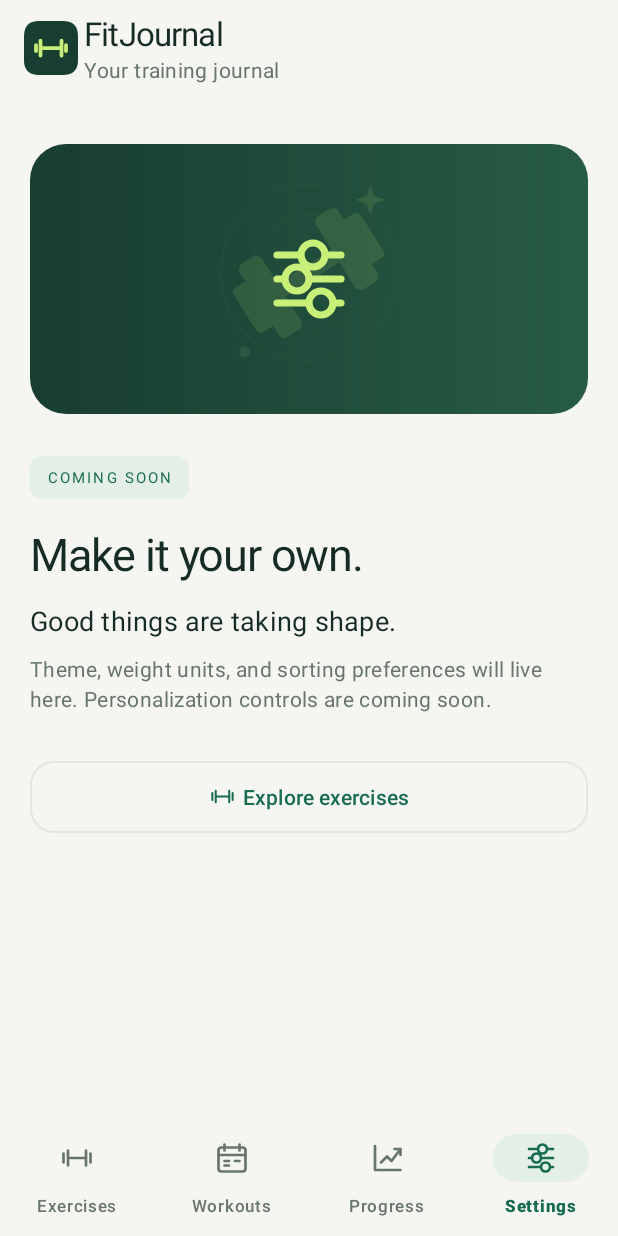
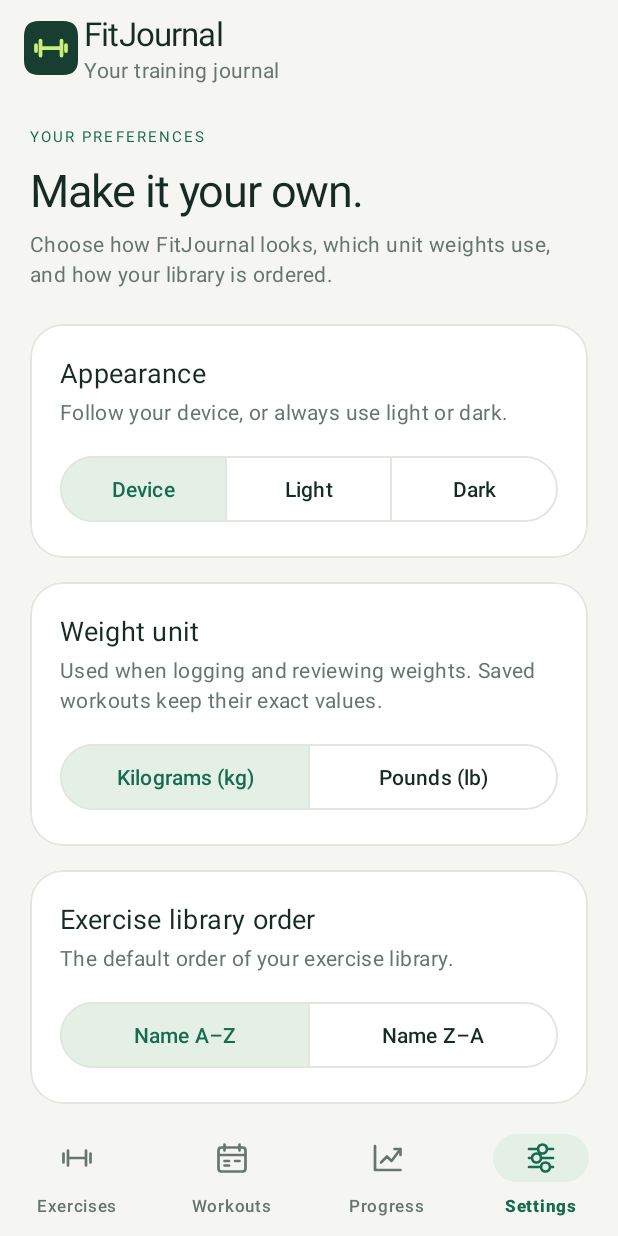
Before and after one commit to jefsaber/FitJournal, an Android app: the SettingsFragment screen opened through its navigation route, on a phone screen of 412 x 824 dp. Run offline under Robolectric (Android 15) with nearby library versions, the phone set to English and light mode, and no system bars; our stand-ins replace Room's generated code, navigation-ui, paging; 1 statement that could not run was skipped.

Commit message:
feat(settings): replace placeholder with theme, unit and sort controls

```diff
--- a/app/src/main/java/com/fitjournal/app/core/ui/PlaceholderFragment.kt
+++ /dev/null
@@ -1,41 +0,0 @@
-package com.fitjournal.app.core.ui
-
-import android.os.Bundle
-import android.view.LayoutInflater
-import android.view.View
-import android.view.ViewGroup
-import androidx.fragment.app.Fragment
-import androidx.navigation.fragment.findNavController
-import com.fitjournal.app.R
-import com.fitjournal.app.databinding.FragmentPlaceholderBinding
-
-/** Shared presentation for features still being implemented by their module owners. */
-abstract class PlaceholderFragment : Fragment() {
-    abstract val title: String
-    abstract val details: String
-    open val iconRes: Int = R.drawable.ic_dumbbell
-    private var _binding: FragmentPlaceholderBinding? = null
-
-    override fun onCreateView(inflater: LayoutInflater, parent: ViewGroup?, saved: Bundle?): View {
-        _binding = FragmentPlaceholderBinding.inflate(inflater, parent, false)
-        return requireNotNull(_binding).root
-    }
-
-    override fun onViewCreated(view: View, savedInstanceState: Bundle?) {
-        val binding = requireNotNull(_binding)
-        binding.placeholderTitle.text = title
-        binding.placeholderDescription.text = details
-        binding.placeholderIcon.setImageResource(iconRes)
-        binding.placeholderAction.setOnClickListener {
-            val navigation = findNavController()
-            if (!navigation.popBackStack(R.id.exercisesFragment, false)) {
-                navigation.navigate(R.id.exercisesFragment)
-            }
-        }
-    }
-
-    override fun onDestroyView() {
-        _binding = null
-        super.onDestroyView()
-    }
-}
--- a/app/src/main/java/com/fitjournal/app/features/settings/SettingsFragment.kt
+++ b/app/src/main/java/com/fitjournal/app/features/settings/SettingsFragment.kt
@@ -1,11 +1,89 @@
 package com.fitjournal.app.features.settings
 
+import android.os.Bundle
+import android.view.LayoutInflater
+import android.view.View
+import android.view.ViewGroup
+import androidx.core.view.isVisible
+import androidx.fragment.app.Fragment
+import androidx.fragment.app.viewModels
+import androidx.lifecycle.Lifecycle
+import androidx.lifecycle.lifecycleScope
+import androidx.lifecycle.repeatOnLifecycle
+import com.fitjournal.app.FitJournalApplication
 import com.fitjournal.app.R
-import com.fitjournal.app.core.ui.PlaceholderFragment
+import com.fitjournal.app.core.preferences.PreferenceValues
+import com.fitjournal.app.databinding.FragmentSettingsBinding
+import com.google.android.material.button.MaterialButtonToggleGroup
+import kotlinx.coroutines.launch
 
-/** Feature implementation remains with its assigned module owner. */
-class SettingsFragment : PlaceholderFragment() {
-    override val title get() = getString(R.string.settings_screen_title)
-    override val details get() = getString(R.string.settings_screen_description)
-    override val iconRes = R.drawable.ic_settings
+class SettingsFragment : Fragment() {
+    private var _binding: FragmentSettingsBinding? = null
+    private val binding get() = requireNotNull(_binding)
+    private val model by viewModels<SettingsViewModel> {
+        SettingsViewModel.Factory((requireActivity().application as FitJournalApplication).container.settings)
+    }
+
+    private val themeButtons = mapOf(
+        R.id.theme_system to ThemeChoice.SYSTEM,
+        R.id.theme_light to ThemeChoice.LIGHT,
+        R.id.theme_dark to ThemeChoice.DARK
+    )
+    private val unitButtons = mapOf(
+        R.id.unit_kg to PreferenceValues.WEIGHT_KG,
+        R.id.unit_lb to PreferenceValues.WEIGHT_LB
+    )
+    private val sortButtons = mapOf(
+        R.id.sort_name_asc to PreferenceValues.SORT_NAME_ASC,
+        R.id.sort_name_desc to PreferenceValues.SORT_NAME_DESC
+    )
+
+    /** Set while the UI mirrors saved state, so programmatic checks are not written back. */
+    private var rendering = false
+
+    override fun onCreateView(inflater: LayoutInflater, parent: ViewGroup?, saved: Bundle?): View {
+        _binding = FragmentSettingsBinding.inflate(inflater, parent, false)
+        return binding.root
+    }
+
+    override fun onViewCreated(view: View, savedInstanceState: Bundle?) {
+        binding.themeToggle.onSelected(themeButtons, model::selectTheme)
+        binding.unitToggle.onSelected(unitButtons, model::selectWeightUnit)
+        binding.sortToggle.onSelected(sortButtons, model::selectExerciseSort)
+        binding.settingsError.setOnClickListener { model.dismissError() }
+
+        viewLifecycleOwner.lifecycleScope.launch {
+            viewLifecycleOwner.repeatOnLifecycle(Lifecycle.State.STARTED) {
+                model.state.collect(::render)
+            }
+        }
+    }
+
+    private fun render(state: SettingsUiState) {
+        binding.settingsProgress.isVisible = state.loading
+        binding.settingsContent.isVisible = !state.loading
+        binding.settingsError.isVisible = state.saveFailed
+        if (state.loading) return
+        rendering = true
+        binding.themeToggle.checkValue(themeButtons, state.theme)
+        binding.unitToggle.checkValue(unitButtons, state.weightUnit)
+        binding.sortToggle.checkValue(sortButtons, state.exerciseSort)
+        rendering = false
+    }
+
+    private fun <T> MaterialButtonToggleGroup.onSelected(buttons: Map<Int, T>, select: (T) -> Unit) {
+        addOnButtonCheckedListener { _, buttonId, isChecked ->
+            if (isChecked && !rendering) buttons[buttonId]?.let(select)
+        }
+    }
+
+    private fun <T> MaterialButtonToggleGroup.checkValue(buttons: Map<Int, T>, value: T) {
+        val id = buttons.entries.firstOrNull { it.value == value }?.key ?: return
+        if (checkedButtonId != id) check(id)
+    }
+
+    override fun onDestroyView() {
+        _binding = null
+        super.onDestroyView()
+    }
 }
--- /dev/null
+++ b/app/src/main/java/com/fitjournal/app/features/settings/SettingsViewModel.kt
@@ -0,0 +1,80 @@
+package com.fitjournal.app.features.settings
+
+import androidx.lifecycle.ViewModel
+import androidx.lifecycle.ViewModelProvider
+import androidx.lifecycle.viewModelScope
+import com.fitjournal.app.core.preferences.AppSettings
+import com.fitjournal.app.core.preferences.SettingsRepository
+import kotlinx.coroutines.CancellationException
+import kotlinx.coroutines.flow.MutableStateFlow
+import kotlinx.coroutines.flow.SharingStarted
+import kotlinx.coroutines.flow.StateFlow
+import kotlinx.coroutines.flow.combine
+import kotlinx.coroutines.flow.stateIn
+import kotlinx.coroutines.launch
+
+/** Light/dark choice offered in the UI; [SYSTEM] clears the stored Boolean. */
+enum class ThemeChoice(val darkMode: Boolean?) {
+    SYSTEM(null), LIGHT(false), DARK(true);
+
+    companion object {
+        fun from(darkMode: Boolean?): ThemeChoice = entries.first { it.darkMode == darkMode }
+    }
+}
+
+data class SettingsUiState(
+    val loading: Boolean = true,
+    val theme: ThemeChoice = ThemeChoice.SYSTEM,
+    val weightUnit: String = AppSettings().weightUnit,
+    val exerciseSort: String = AppSettings().exerciseSort,
+    val saveFailed: Boolean = false
+)
+
+class SettingsViewModel(private val repository: SettingsRepository) : ViewModel() {
+    private val saveFailed = MutableStateFlow(false)
+
+    val state: StateFlow<SettingsUiState> = combine(repository.settings, saveFailed) { settings, failed ->
+        SettingsUiState(
+            loading = false,
+            theme = ThemeChoice.from(settings.darkMode),
+            weightUnit = settings.weightUnit,
+            exerciseSort = settings.exerciseSort,
+            saveFailed = failed
+        )
+    }.stateIn(viewModelScope, SharingStarted.WhileSubscribed(5_000), SettingsUiState())
+
+    fun selectTheme(choice: ThemeChoice) {
+        if (!state.value.loading && state.value.theme == choice) return
+        save { repository.setDarkMode(choice.darkMode) }
+    }
+
+    fun selectWeightUnit(unit: String) {
+        if (!state.value.loading && state.value.weightUnit == unit) return
+        save { repository.setWeightUnit(unit) }
+    }
+
+    fun selectExerciseSort(sort: String) {
+        if (!state.value.loading && state.value.exerciseSort == sort) return
+        save { repository.setExerciseSort(sort) }
+    }
+
+    fun dismissError() { saveFailed.value = false }
+
+    private fun save(write: suspend () -> Unit) {
+        saveFailed.value = false
+        viewModelScope.launch {
+            try {
+                write()
+            } catch (error: CancellationException) {
+                throw error
+            } catch (error: Exception) {
+                saveFailed.value = true
+            }
+        }
+    }
+
+    class Factory(private val repository: SettingsRepository) : ViewModelProvider.Factory {
+        @Suppress("UNCHECKED_CAST")
+        override fun <T : ViewModel> create(modelClass: Class<T>): T = SettingsViewModel(repository) as T
+    }
+}
--- a/app/src/main/res/layout/fragment_placeholder.xml
+++ /dev/null
@@ -1,37 +0,0 @@
-<?xml version="1.0" encoding="utf-8"?>
-<androidx.core.widget.NestedScrollView xmlns:android="http://schemas.android.com/apk/res/android"
-    xmlns:app="http://schemas.android.com/apk/res-auto"
-    android:layout_width="match_parent" android:layout_height="match_parent"
-    android:background="@color/canvas" android:fillViewport="true">
-    <LinearLayout android:layout_width="match_parent" android:layout_height="wrap_content"
-        android:orientation="vertical" android:padding="20dp">
-        <FrameLayout android:layout_width="match_parent" android:layout_height="180dp"
-            android:layout_marginTop="12dp" android:background="@drawable/bg_hero">
-            <ImageView android:layout_width="150dp" android:layout_height="150dp"
-                android:layout_gravity="center" android:alpha="0.12"
-                android:importantForAccessibility="no" android:src="@drawable/illustration_strength" />
-            <ImageView android:id="@+id/placeholder_icon"
-                android:layout_width="64dp" android:layout_height="64dp" android:layout_gravity="center"
-                android:importantForAccessibility="no" android:src="@drawable/ic_chart" app:tint="@color/accent" />
-        </FrameLayout>
-        <TextView android:layout_width="wrap_content" android:layout_height="wrap_content"
-            android:layout_marginTop="28dp" android:background="@drawable/bg_badge"
-            android:paddingStart="12dp" android:paddingEnd="12dp" android:paddingTop="7dp" android:paddingBottom="7dp"
-            android:text="@string/coming_soon" android:textAppearance="@style/TextAppearance.FitJournal.Eyebrow" />
-        <TextView android:id="@+id/placeholder_title"
-            android:layout_width="match_parent" android:layout_height="wrap_content" android:layout_marginTop="16dp"
-            android:textAppearance="@style/TextAppearance.FitJournal.Title" />
-        <TextView android:layout_width="match_parent" android:layout_height="wrap_content"
-            android:layout_marginTop="12dp" android:text="@string/placeholder_caption"
-            android:textAppearance="@style/TextAppearance.FitJournal.Section" />
-        <TextView android:id="@+id/placeholder_description"
-            android:layout_width="match_parent" android:layout_height="wrap_content"
-            android:layout_marginTop="10dp" android:lineSpacingExtra="4dp"
-            android:textAppearance="@style/TextAppearance.FitJournal.Body" />
-        <com.google.android.material.button.MaterialButton android:id="@+id/placeholder_action"
-            style="@style/Widget.Material3.Button.OutlinedButton"
-            android:layout_width="match_parent" android:layout_height="56dp" android:layout_marginTop="28dp"
-            android:text="@string/explore_exercises" app:cornerRadius="16dp"
-            app:icon="@drawable/ic_dumbbell" app:iconGravity="textStart" />
-    </LinearLayout>
-</androidx.core.widget.NestedScrollView>
--- /dev/null
+++ b/app/src/main/res/layout/fragment_settings.xml
@@ -0,0 +1,119 @@
+<?xml version="1.0" encoding="utf-8"?>
+<androidx.core.widget.NestedScrollView xmlns:android="http://schemas.android.com/apk/res/android"
+    xmlns:app="http://schemas.android.com/apk/res-auto"
+    android:layout_width="match_parent" android:layout_height="match_parent"
+    android:background="@color/canvas" android:fillViewport="true" android:clipToPadding="false">
+    <LinearLayout android:layout_width="match_parent" android:layout_height="wrap_content"
+        android:orientation="vertical" android:padding="20dp">
+        <TextView android:layout_width="match_parent" android:layout_height="wrap_content"
+            android:text="@string/settings_eyebrow" android:textAppearance="@style/TextAppearance.FitJournal.Eyebrow" />
+        <TextView android:layout_width="match_parent" android:layout_height="wrap_content"
+            android:layout_marginTop="8dp" android:text="@string/settings_screen_title"
+            android:textAppearance="@style/TextAppearance.FitJournal.Title" />
+        <TextView android:layout_width="match_parent" android:layout_height="wrap_content"
+            android:layout_marginTop="6dp" android:layout_marginBottom="24dp"
+            android:text="@string/settings_screen_description" android:textAppearance="@style/TextAppearance.FitJournal.Body" />
+        <ProgressBar android:id="@+id/settings_progress"
+            android:layout_width="32dp" android:layout_height="32dp" android:layout_gravity="center_horizontal"
+            android:layout_marginBottom="16dp" android:contentDescription="@string/settings_loading" />
+        <TextView android:id="@+id/settings_error"
+            android:layout_width="match_parent" android:layout_height="wrap_content"
+            android:layout_marginBottom="12dp" android:padding="16dp"
+            android:background="@color/error_container" android:accessibilityLiveRegion="polite"
+            android:text="@string/settings_save_error"
+            android:textAppearance="@style/TextAppearance.FitJournal.Body"
+            android:textColor="@color/error" android:visibility="gone" />
+
+        <LinearLayout android:id="@+id/settings_content"
+            android:layout_width="match_parent" android:layout_height="wrap_content"
+            android:orientation="vertical" android:visibility="gone">
+
+            <!-- Appearance -->
+            <com.google.android.material.card.MaterialCardView
+                android:layout_width="match_parent" android:layout_height="wrap_content"
+                app:cardBackgroundColor="@color/surface" app:cardCornerRadius="22dp"
+                app:cardElevation="0dp" app:strokeWidth="1dp" app:strokeColor="@color/outline">
+                <LinearLayout android:layout_width="match_parent" android:layout_height="wrap_content"
+                    android:orientation="vertical" android:padding="20dp">
+                    <TextView android:layout_width="match_parent" android:layout_height="wrap_content"
+                        android:text="@string/settings_theme_title" android:textAppearance="@style/TextAppearance.FitJournal.Section" />
+                    <TextView android:layout_width="match_parent" android:layout_height="wrap_content"
+                        android:layout_marginTop="4dp" android:layout_marginBottom="16dp"
+                        android:text="@string/settings_theme_caption" android:textAppearance="@style/TextAppearance.FitJournal.Body" />
+                    <com.google.android.material.button.MaterialButtonToggleGroup android:id="@+id/theme_toggle"
+                        android:layout_width="match_parent" android:layout_height="wrap_content"
+                        app:singleSelection="true" app:selectionRequired="true">
+                        <com.google.android.material.button.MaterialButton android:id="@+id/theme_system"
+                            style="@style/Widget.Material3.Button.OutlinedButton"
+                            android:layout_width="0dp" android:layout_height="52dp" android:layout_weight="1"
+                            android:text="@string/settings_theme_system" android:textAllCaps="false" />
+                        <com.google.android.material.button.MaterialButton android:id="@+id/theme_light"
+                            style="@style/Widget.Material3.Button.OutlinedButton"
+                            android:layout_width="0dp" android:layout_height="52dp" android:layout_weight="1"
+                            android:text="@string/settings_theme_light" android:textAllCaps="false" />
+                        <com.google.android.material.button.MaterialButton android:id="@+id/theme_dark"
+                            style="@style/Widget.Material3.Button.OutlinedButton"
+                            android:layout_width="0dp" android:layout_height="52dp" android:layout_weight="1"
+                            android:text="@string/settings_theme_dark" android:textAllCaps="false" />
+                    </com.google.android.material.button.MaterialButtonToggleGroup>
+                </LinearLayout>
+            </com.google.android.material.card.MaterialCardView>
+
+            <!-- Weight unit -->
+            <com.google.android.material.card.MaterialCardView
+                android:layout_width="match_parent" android:layout_height="wrap_content"
+                android:layout_marginTop="16dp"
+                app:cardBackgroundColor="@color/surface" app:cardCornerRadius="22dp"
+                app:cardElevation="0dp" app:strokeWidth="1dp" app:strokeColor="@color/outline">
+                <LinearLayout android:layout_width="match_parent" android:layout_height="wrap_content"
+                    android:orientation="vertical" android:padding="20dp">
+                    <TextView android:layout_width="match_parent" android:layout_height="wrap_content"
+                        android:text="@string/settings_unit_title" android:textAppearance="@style/TextAppearance.FitJournal.Section" />
+                    <TextView android:layout_width="match_parent" android:layout_height="wrap_content"
+                        android:layout_marginTop="4dp" android:layout_marginBottom="16dp"
+                        android:text="@string/settings_unit_caption" android:textAppearance="@style/TextAppearance.FitJournal.Body" />
+                    <com.google.android.material.button.MaterialButtonToggleGroup android:id="@+id/unit_toggle"
+                        android:layout_width="match_parent" android:layout_height="wrap_content"
+                        app:singleSelection="true" app:selectionRequired="true">
+                        <com.google.android.material.button.MaterialButton android:id="@+id/unit_kg"
+                            style="@style/Widget.Material3.Button.OutlinedButton"
+                            android:layout_width="0dp" android:layout_height="52dp" android:layout_weight="1"
+                            android:text="@string/settings_unit_kg" android:textAllCaps="false" />
+                        <com.google.android.material.button.MaterialButton android:id="@+id/unit_lb"
+                            style="@style/Widget.Material3.Button.OutlinedButton"
+                            android:layout_width="0dp" android:layout_height="52dp" android:layout_weight="1"
+                            android:text="@string/settings_unit_lb" android:textAllCaps="false" />
+                    </com.google.android.material.button.MaterialButtonToggleGroup>
+                </LinearLayout>
+            </com.google.android.material.card.MaterialCardView>
+
+            <!-- Default exercise sorting -->
+            <com.google.android.material.card.MaterialCardView
+                android:layout_width="match_parent" android:layout_height="wrap_content"
+                android:layout_marginTop="16dp"
+                app:cardBackgroundColor="@color/surface" app:cardCornerRadius="22dp"
+                app:cardElevation="0dp" app:strokeWidth="1dp" app:strokeColor="@color/outline">
+                <LinearLayout android:layout_width="match_parent" android:layout_height="wrap_content"
+                    android:orientation="vertical" android:padding="20dp">
+                    <TextView android:layout_width="match_parent" android:layout_height="wrap_content"
+                        android:text="@string/settings_sort_title" android:textAppearance="@style/TextAppearance.FitJournal.Section" />
+                    <TextView android:layout_width="match_parent" android:layout_height="wrap_content"
+                        android:layout_marginTop="4dp" android:layout_marginBottom="16dp"
+                        android:text="@string/settings_sort_caption" android:textAppearance="@style/TextAppearance.FitJournal.Body" />
+                    <com.google.android.material.button.MaterialButtonToggleGroup android:id="@+id/sort_toggle"
+                        android:layout_width="match_parent" android:layout_height="wrap_content"
+                        app:singleSelection="true" app:selectionRequired="true">
+                        <com.google.android.material.button.MaterialButton android:id="@+id/sort_name_asc"
+                            style="@style/Widget.Material3.Button.OutlinedButton"
+                            android:layout_width="0dp" android:layout_height="52dp" android:layout_weight="1"
+                            android:text="@string/settings_sort_name_asc" android:textAllCaps="false" />
+                        <com.google.android.material.button.MaterialButton android:id="@+id/sort_name_desc"
+                            style="@style/Widget.Material3.Button.OutlinedButton"
+                            android:layout_width="0dp" android:layout_height="52dp" android:layout_weight="1"
+                            android:text="@string/settings_sort_name_desc" android:textAllCaps="false" />
+                    </com.google.android.material.button.MaterialButtonToggleGroup>
+                </LinearLayout>
+            </com.google.android.material.card.MaterialCardView>
+        </LinearLayout>
+    </LinearLayout>
+</androidx.core.widget.NestedScrollView>
--- a/app/src/main/res/values/strings.xml
+++ b/app/src/main/res/values/strings.xml
@@ -59,9 +59,6 @@
     <string name="workouts_history_caption">Every session is a step forward.</string>
     <string name="workouts_empty_title">A fresh start</string>
     <string name="workouts_empty_message">Your saved workouts will appear here. Start with a session that works for you.</string>
-    <string name="coming_soon">COMING SOON</string>
-    <string name="placeholder_caption">Good things are taking shape.</string>
-    <string name="explore_exercises">Explore exercises</string>
     <string name="progress_screen_title">See how far you go.</string>
     <string name="progress_completed_note">Statistics include completed workouts only.</string>
     <string name="progress_workouts_label">Completed workouts</string>
@@ -76,7 +73,23 @@
     <string name="progress_record_duration">%1$s</string>
     <string name="progress_volume_value">%1$s %2$s-reps</string>
     <string name="settings_screen_title">Make it your own.</string>
-    <string name="settings_screen_description">Theme, weight units, and sorting preferences will live here. Personalization controls are coming soon.</string>
+    <string name="settings_screen_description">Choose how FitJournal looks, which unit weights use, and how your library is ordered.</string>
+    <string name="settings_eyebrow">YOUR PREFERENCES</string>
+    <string name="settings_loading">Loading your preferences</string>
+    <string name="settings_save_error">Could not save that preference. Your previous choice is still active; please try again.</string>
+    <string name="settings_theme_title">Appearance</string>
+    <string name="settings_theme_caption">Follow your device, or always use light or dark.</string>
+    <string name="settings_theme_system">Device</string>
+    <string name="settings_theme_light">Light</string>
+    <string name="settings_theme_dark">Dark</string>
+    <string name="settings_unit_title">Weight unit</string>
+    <string name="settings_unit_caption">Used when logging and reviewing weights. Saved workouts keep their exact values.</string>
+    <string name="settings_unit_kg">Kilograms (kg)</string>
+    <string name="settings_unit_lb">Pounds (lb)</string>
+    <string name="settings_sort_title">Exercise library order</string>
+    <string name="settings_sort_caption">The default order of your exercise library.</string>
+    <string name="settings_sort_name_asc">Name A–Z</string>
+    <string name="settings_sort_name_desc">Name Z–A</string>
     <string name="workout_edit">Edit workout</string>
     <string name="workout_form_eyebrow">PLAN YOUR TRAINING</string>
     <string name="workout_form_subtitle">Name the session, pick a day, and track how it went.</string>
```
